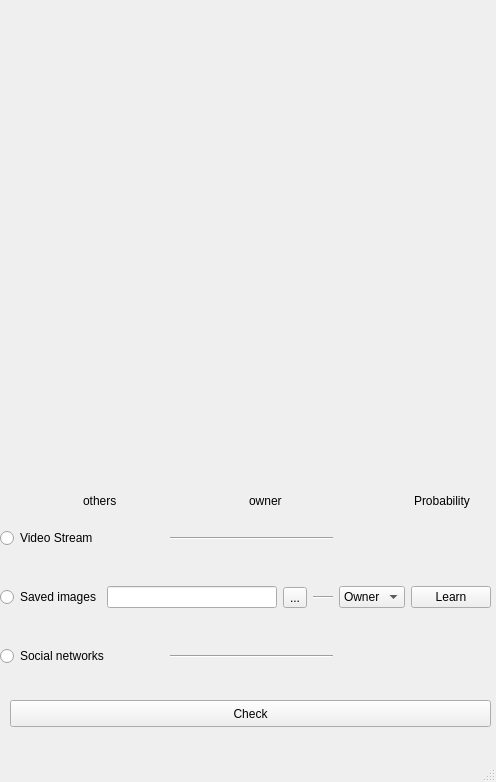
Above: edipus_master/ui_forms/mwinvk.ui from ohld/edipus before the change. Below: the same form after it.
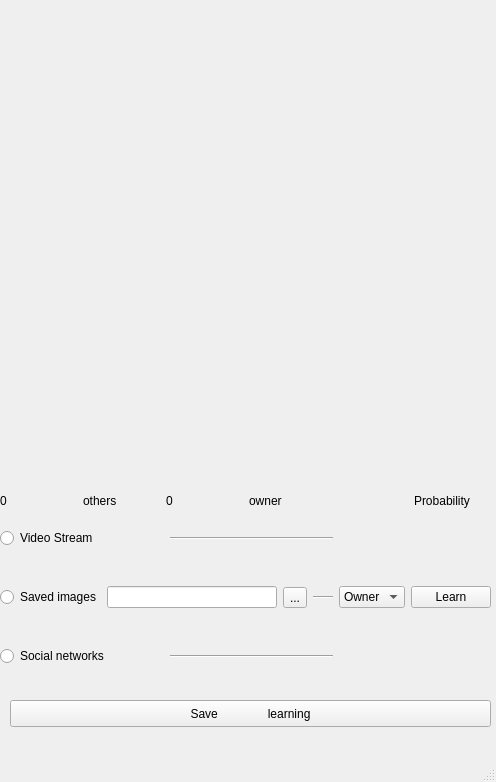
That is the form after the change.

The edit to the form file:
```diff
--- a/edipus_master/ui_forms/mwinvk.ui
+++ b/edipus_master/ui_forms/mwinvk.ui
@@ -246,7 +246,7 @@
        <item>
         <widget class="QLabel" name="label_4">
          <property name="text">
-          <string/>
+          <string>0</string>
          </property>
         </widget>
        </item>
@@ -264,7 +264,7 @@
        <item>
         <widget class="QLabel" name="label_6">
          <property name="text">
-          <string/>
+          <string>0</string>
          </property>
         </widget>
        </item>
@@ -307,7 +307,7 @@
      </rect>
     </property>
     <property name="text">
-     <string>Check</string>
+     <string>Save               learning</string>
     </property>
    </widget>
   </widget>
```
Left out of the diff: 5 changed lines with no effect on the pictures.
